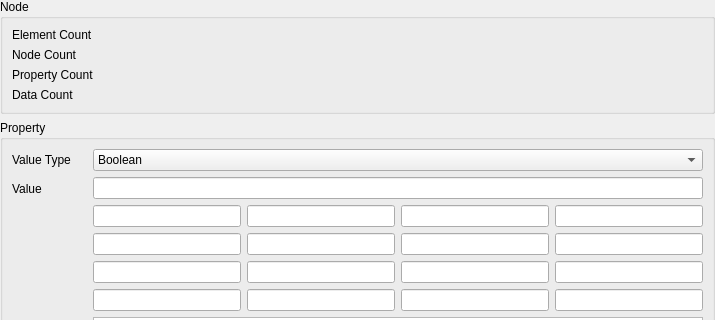
Before: the Qt Designer form Source/ZETools/ZEMLEditor/ZEMLEditorElementWidget.ui in orcun-gokbulut/ze, drawn with Qt 5; both pictures show x 0 to 715 and y 130 to 450 of the 715 by 701 pixel window.
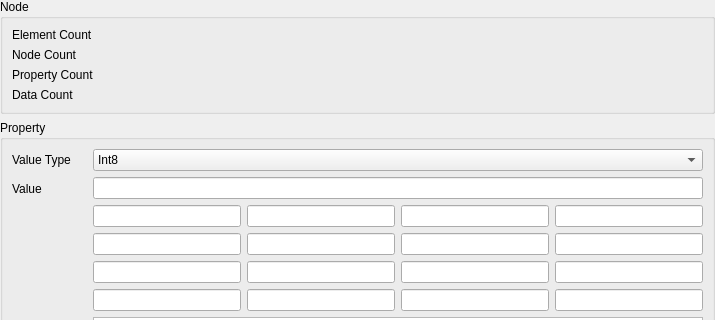
After: the same form once the commit is applied.

The edit to the form file:
```diff
--- a/Source/ZETools/ZEMLEditor/ZEMLEditorElementWidget.ui
+++ b/Source/ZETools/ZEMLEditor/ZEMLEditorElementWidget.ui
@@ -205,16 +205,6 @@
       </item>
       <item row="0" column="1">
        <widget class="QComboBox" name="cmbValueType">
-        <item>
-         <property name="text">
-          <string>Boolean</string>
-         </property>
-        </item>
-        <item>
-         <property name="text">
-          <string>String</string>
-         </property>
-        </item>
         <item>
          <property name="text">
           <string>Int8</string>
```
Left out of the diff: 29 changed lines with no effect on the pictures.
